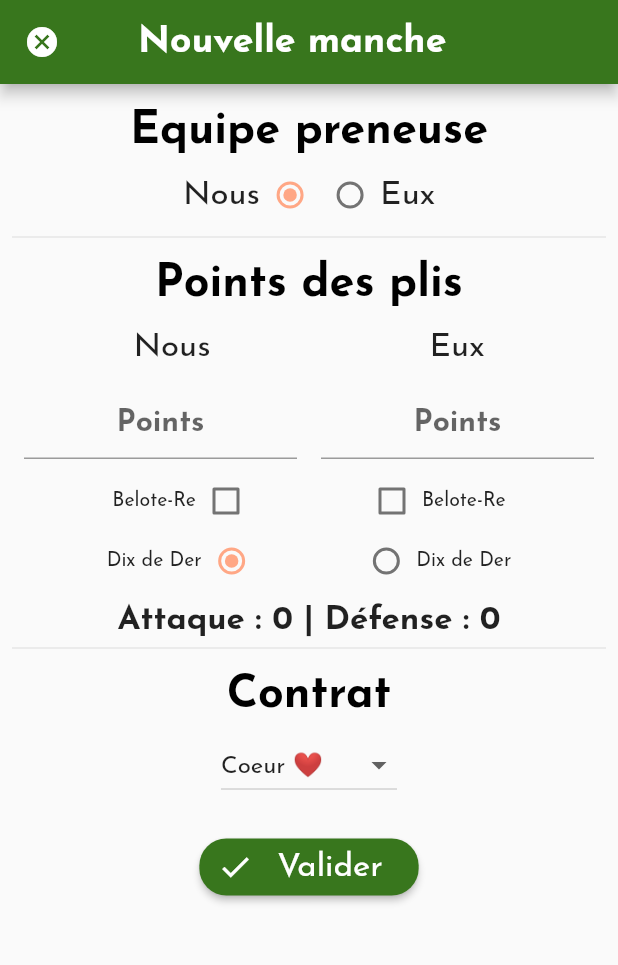
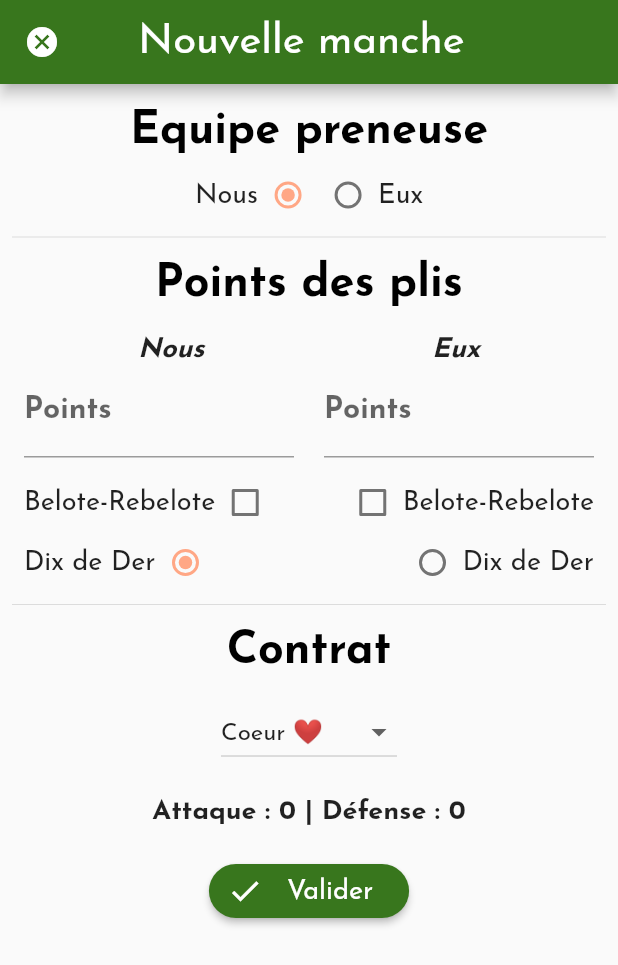
Before and after one commit to vareversat/carg, a Flutter app: the AddTeamGameRoundScreen screen opened directly with empty values, on a phone screen of 412 x 824 dp. Shown: the top 965 px of the screen. Run offline on Flutter 3.47's test engine with Material 2 defaults, Android fonts, the phone set to English and light mode, and no system bars; our stand-ins replace cloud_firestore, firebase_auth, flutter_spinkit, flutter_svg, font_awesome_flutter, package_info; missing offline and left inert: algolia, enum_to_string; accounts and stored records are empty.

Commit message:
Create and apply custom theme

```diff
--- /dev/null
+++ b/lib/styles/text_style.dart
@@ -0,0 +1,32 @@
+import 'dart:ui';
+
+import 'package:flutter/material.dart';
+import 'package:flutter/widgets.dart';
+
+class CustomTextStyle {
+  static TextStyle roundHeadLine(BuildContext context) {
+    return Theme.of(context).textTheme.headline2.copyWith(
+        fontSize: 30, color: Colors.black, fontWeight: FontWeight.bold);
+  }
+
+  static TextStyle screenHeadLine1(BuildContext context) {
+    return Theme.of(context)
+        .textTheme
+        .headline1
+        .copyWith(fontSize: 35, color: Colors.white);
+  }
+
+  static TextStyle screenHeadLine2(BuildContext context) {
+    return Theme.of(context)
+        .textTheme
+        .headline1
+        .copyWith(fontSize: 28, color: Colors.white);
+  }
+
+  static TextStyle boldAndItalic(BuildContext context) {
+    return Theme.of(context)
+        .textTheme
+        .bodyText2
+        .copyWith(fontStyle: FontStyle.italic, fontWeight: FontWeight.bold);
+  }
+}
--- a/lib/views/dialogs/warning_dialog.dart
+++ b/lib/views/dialogs/warning_dialog.dart
@@ -1,3 +1,4 @@
+import 'package:carg/styles/text_style.dart';
 import 'package:flutter/cupertino.dart';
 import 'package:flutter/material.dart';
 
@@ -71,7 +72,7 @@ class _WarningDialogState extends State<WarningDialog> {
                 child: Text(
                   _title,
                   overflow: TextOverflow.ellipsis,
-                  style: Theme.of(context).textTheme.headline1,
+                  style: CustomTextStyle.screenHeadLine1(context),
                 ),
               ),
             ],
--- a/lib/views/screens/add_team_game_round_screen.dart
+++ b/lib/views/screens/add_team_game_round_screen.dart
@@ -8,6 +8,7 @@ import 'package:carg/models/score/round/belote_round.dart';
 import 'package:carg/models/score/round/coinche_round.dart';
 import 'package:carg/services/score/belote_score_service.dart';
 import 'package:carg/services/score/coinche_score_service.dart';
+import 'package:carg/styles/text_style.dart';
 import 'package:flutter/material.dart';
 import 'package:flutter/services.dart';
 
@@ -203,10 +204,7 @@ class _AddTeamGameRoundScreenState extends State<AddTeamGameRoundScreen> {
                         topRight: const Radius.circular(15.0))),
                 padding: const EdgeInsets.all(20),
                 child: Text('Nouvelle manche',
-                    style: TextStyle(
-                        fontWeight: FontWeight.bold,
-                        fontSize: 25,
-                        color: Theme.of(context).cardColor)))),
+                    style: CustomTextStyle.screenHeadLine2(context)))),
         body: Padding(
           padding: const EdgeInsets.all(8.0),
           child: ListView(
@@ -219,7 +217,7 @@ class _AddTeamGameRoundScreenState extends State<AddTeamGameRoundScreen> {
                     padding: const EdgeInsets.all(8.0),
                     child: Center(
                       child: Text('Equipe preneuse',
-                          style: Theme.of(context).textTheme.headline2),
+                          style: CustomTextStyle.roundHeadLine(context)),
                     ),
                   ),
                   Row(
@@ -228,7 +226,6 @@ class _AddTeamGameRoundScreenState extends State<AddTeamGameRoundScreen> {
                       Row(children: <Widget>[
                         Text(
                           'Nous',
-                          style: Theme.of(context).textTheme.bodyText2,
                         ),
                         Radio(
                           visualDensity: VisualDensity.compact,
@@ -272,31 +269,31 @@ class _AddTeamGameRoundScreenState extends State<AddTeamGameRoundScreen> {
               )),
               Divider(),
               Padding(
-                padding: const EdgeInsets.all(8.0),
+                padding: const EdgeInsets.only(top: 8.0),
                 child: Center(
                   child: Text('Points des plis',
-                      style: Theme.of(context).textTheme.headline2),
+                      style: CustomTextStyle.roundHeadLine(context)),
                 ),
               ),
-              Column(
+              Padding(
+                padding: const EdgeInsets.symmetric(horizontal: 8.0),
+                child: Column(
                   children: <Widget>[
-                  Padding(
-                    padding: const EdgeInsets.all(8.0),
-                    child: Row(
+                    SizedBox(
+                      height: 20,
+                    ),
+                    Row(
                       mainAxisAlignment: MainAxisAlignment.spaceAround,
                       children: <Widget>[
                         Text('Nous',
-                            style: Theme.of(context).textTheme.bodyText2),
+                            style: CustomTextStyle.boldAndItalic(context)),
                         Text('Eux',
-                            style: Theme.of(context).textTheme.bodyText2),
+                            style: CustomTextStyle.boldAndItalic(context)),
                       ],
-                    ),
                     ),
                     Row(
                       children: <Widget>[
                         Flexible(
-                        child: Padding(
-                          padding: const EdgeInsets.all(8.0),
                           child: TextField(
                               controller: _usPointsTextController,
                               style: TextStyle(
@@ -316,13 +313,13 @@ class _AddTeamGameRoundScreenState extends State<AddTeamGameRoundScreen> {
                                 hintStyle: TextStyle(
                                     fontSize: 20,
                                     color: Theme.of(context).hintColor),
-                                hintText: 'Points',
+                                labelText: 'Points',
                               )),
                         ),
+                        SizedBox(
+                          width: 20,
                         ),
                         Flexible(
-                        child: Padding(
-                          padding: const EdgeInsets.all(8.0),
                           child: TextField(
                               controller: _themPointsTextController,
                               style: TextStyle(
@@ -342,24 +339,25 @@ class _AddTeamGameRoundScreenState extends State<AddTeamGameRoundScreen> {
                                 hintStyle: TextStyle(
                                     fontSize: 20,
                                     color: Theme.of(context).hintColor),
-                                hintText: 'Points',
+                                labelText: 'Points',
                               )),
-                        ),
                         ),
                       ],
                     ),
+                    SizedBox(
+                      height: 10,
+                    ),
                     Row(
-                    mainAxisAlignment: MainAxisAlignment.spaceEvenly,
+                      mainAxisAlignment: MainAxisAlignment.spaceBetween,
                       children: [
                         Wrap(
-                        crossAxisAlignment: WrapCrossAlignment.center,
+                          crossAxisAlignment: WrapCrossAlignment.start,
                           direction: Axis.vertical,
                           children: <Widget>[
                             Row(
                               children: <Widget>[
                                 Text(
-                                'Belote-Re',
-                                style: TextStyle(fontSize: 13.0),
+                                  'Belote-Rebelote',
                                 ),
                                 Checkbox(
                                   visualDensity: VisualDensity.compact,
@@ -377,7 +375,6 @@ class _AddTeamGameRoundScreenState extends State<AddTeamGameRoundScreen> {
                             Row(children: <Widget>[
                               Text(
                                 'Dix de Der',
-                              style: TextStyle(fontSize: 13.0),
                               ),
                               Radio(
                                 visualDensity: VisualDensity.compact,
@@ -394,7 +391,7 @@ class _AddTeamGameRoundScreenState extends State<AddTeamGameRoundScreen> {
                           ],
                         ),
                         Wrap(
-                        crossAxisAlignment: WrapCrossAlignment.center,
+                          crossAxisAlignment: WrapCrossAlignment.end,
                           direction: Axis.vertical,
                           children: <Widget>[
                             Row(
@@ -411,8 +408,7 @@ class _AddTeamGameRoundScreenState extends State<AddTeamGameRoundScreen> {
                                   },
                                 ),
                                 Text(
-                                'Belote-Re',
-                                style: TextStyle(fontSize: 13.0),
+                                  'Belote-Rebelote',
                                 ),
                               ],
                             ),
@@ -430,7 +426,6 @@ class _AddTeamGameRoundScreenState extends State<AddTeamGameRoundScreen> {
                               ),
                               Text(
                                 'Dix de Der',
-                              style: TextStyle(fontSize: 13.0),
                               ),
                             ]),
                           ],
@@ -439,25 +434,13 @@ class _AddTeamGameRoundScreenState extends State<AddTeamGameRoundScreen> {
                     ),
                   ],
                 ),
+              ),
+              Divider(),
               Padding(
                 padding: const EdgeInsets.only(top: 8.0),
                 child: Center(
-                  child: Text(
-                    'Attaque : ' +
-                        _takerPoints.toString() +
-                        ' | ' +
-                        'Défense : ' +
-                        _defenderPoints.toString(),
-                    style: TextStyle(fontWeight: FontWeight.bold),
-                  ),
-                ),
-              ),
-              Divider(),
-              Padding(
-                padding: const EdgeInsets.all(8.0),
-                child: Center(
                   child: Text('Contrat',
-                      style: Theme.of(context).textTheme.headline2),
+                      style: CustomTextStyle.roundHeadLine(context)),
                 ),
               ),
               Column(
@@ -468,7 +451,7 @@ class _AddTeamGameRoundScreenState extends State<AddTeamGameRoundScreen> {
                           child: TextField(
                             controller: _contractTextController,
                             style: TextStyle(
-                                fontSize: 30, fontWeight: FontWeight.bold),
+                                fontSize: 25, fontWeight: FontWeight.bold),
                             textAlign: TextAlign.center,
                             keyboardType: TextInputType.number,
                             inputFormatters: <TextInputFormatter>[],
@@ -476,12 +459,13 @@ class _AddTeamGameRoundScreenState extends State<AddTeamGameRoundScreen> {
                               hintStyle: TextStyle(
                                   fontSize: 20,
                                   color: Theme.of(context).hintColor),
-                              hintText: 'Valeur',
+                              labelText: 'Valeur',
                             ),
                             onSubmitted: (String value) => _refreshScore(),
                           ),
                         )
                       : Container(),
+                  SizedBox(height: 15),
                   _teamGame is CoincheGame
                       ? Row(
                           mainAxisAlignment: MainAxisAlignment.spaceAround,
@@ -538,6 +522,19 @@ class _AddTeamGameRoundScreenState extends State<AddTeamGameRoundScreen> {
                 height: 20,
               ),
               Center(
+                child: Text(
+                  'Attaque : ' +
+                      _takerPoints.toString() +
+                      ' | ' +
+                      'Défense : ' +
+                      _defenderPoints.toString(),
+                  style: TextStyle(fontWeight: FontWeight.bold),
+                ),
+              ),
+              SizedBox(
+                height: 20,
+              ),
+              Center(
                 child: RaisedButton.icon(
                     color: Theme.of(context).primaryColor,
                     textColor: Theme.of(context).cardColor,
--- a/lib/views/screens/game_list_screen.dart
+++ b/lib/views/screens/game_list_screen.dart
@@ -1,5 +1,6 @@
 import 'package:carg/services/game/belote_game_service.dart';
 import 'package:carg/services/game/coinche_game_service.dart';
+import 'package:carg/styles/text_style.dart';
 import 'package:carg/views/screens/game_mode_picker_screen.dart';
 import 'package:carg/views/tabs/game_list_tab.dart';
 import 'package:flutter/material.dart';
@@ -22,7 +23,7 @@ class GameListScreen extends StatelessWidget {
                   mainAxisAlignment: MainAxisAlignment.spaceBetween,
                   children: [
                     Text('Parties',
-                        style: Theme.of(context).textTheme.headline1),
+                        style: CustomTextStyle.screenHeadLine1(context)),
                     RaisedButton.icon(
                         color: Theme.of(context).accentColor,
                         textColor: Theme.of(context).cardColor,
--- a/lib/views/screens/play_tarot_game_screen.dart
+++ b/lib/views/screens/play_tarot_game_screen.dart
@@ -1,6 +1,7 @@
 import 'package:carg/models/game/tarot_game.dart';
 import 'package:carg/models/score/tarot_score.dart';
 import 'package:carg/services/score/tarot_score_service.dart';
+import 'package:carg/styles/text_style.dart';
 import 'package:carg/views/dialogs/add_tarot_game_round_screen.dart';
 import 'package:carg/views/dialogs/warning_dialog.dart';
 import 'package:carg/views/widgets/api_mini_player_widget.dart';
@@ -43,7 +44,7 @@ class _PlayTarotGameState extends State<PlayTarotGame> {
   Widget build(BuildContext context) {
     return Scaffold(
         appBar: AppBar(
-          title: Text(_title),
+          title: Text(_title, style: CustomTextStyle.screenHeadLine2(context)),
           centerTitle: true,
         ),
         body: Column(children: <Widget>[
--- a/lib/views/screens/player_list_screen.dart
+++ b/lib/views/screens/player_list_screen.dart
@@ -1,5 +1,6 @@
 import 'package:carg/models/player/player.dart';
 import 'package:carg/services/player_service.dart';
+import 'package:carg/styles/text_style.dart';
 import 'package:carg/views/dialogs/edit_player_dialog.dart';
 import 'package:carg/views/widgets/error_message_widget.dart';
 import 'package:carg/views/widgets/player_widget.dart';
@@ -45,7 +46,7 @@ class _PlayerListScreenState extends State<PlayerListScreen> {
               title: Row(
                 mainAxisAlignment: MainAxisAlignment.spaceBetween,
                 children: [
-                  Text('Joueurs', style: Theme.of(context).textTheme.headline1),
+                  Text('Joueurs', style: CustomTextStyle.screenHeadLine1(context)),
                   RaisedButton.icon(
                       color: Theme.of(context).accentColor,
                       textColor: Theme.of(context).cardColor,
--- a/lib/views/screens/player_picker_screen.dart
+++ b/lib/views/screens/player_picker_screen.dart
@@ -3,6 +3,7 @@ import 'package:carg/models/game/game_type.dart';
 import 'package:carg/models/player/player.dart';
 import 'package:carg/models/player/players.dart';
 import 'package:carg/services/player_service.dart';
+import 'package:carg/styles/text_style.dart';
 import 'package:carg/views/dialogs/dialogs.dart';
 import 'package:carg/views/screens/play_tarot_game_screen.dart';
 import 'package:carg/views/screens/play_team_game_screen.dart';
@@ -50,7 +51,7 @@ class _PlayerPickerScreenState extends State<PlayerPickerScreen> {
             preferredSize: Size.fromHeight(60),
             child: AppBar(
               title: Text(title,
-                  style: TextStyle(fontSize: 35, fontWeight: FontWeight.bold)),
+                  style: CustomTextStyle.screenHeadLine1(context)),
             ),
           ),
           body: Padding(
--- a/lib/views/screens/user_screen.dart
+++ b/lib/views/screens/user_screen.dart
@@ -1,6 +1,7 @@
 import 'package:carg/models/player/player.dart';
 import 'package:carg/services/auth_service.dart';
 import 'package:carg/services/player_service.dart';
+import 'package:carg/styles/text_style.dart';
 import 'package:carg/views/dialogs/dialogs.dart';
 import 'package:carg/views/dialogs/warning_dialog.dart';
 import 'package:carg/views/widgets/error_message_widget.dart';
@@ -174,7 +175,7 @@ class _UserScreenState extends State<UserScreen> {
             title: Row(
               mainAxisAlignment: MainAxisAlignment.spaceBetween,
               children: [
-                Text('Bienvenue', style: Theme.of(context).textTheme.headline1),
+                Text('Bienvenue', style: CustomTextStyle.screenHeadLine1(context)),
                 RaisedButton.icon(
                     color: Theme.of(context).accentColor,
                     textColor: Theme.of(context).cardColor,
```
Also changed, not shown: lib/main.dart (+2 -10 lines), lib/views/dialogs/add_tarot_game_round_screen.dart (+7 -9 lines), lib/views/screens/play_team_game_screen.dart (+26 -32 lines). Lines whose indentation alone changed are shown as unchanged.
